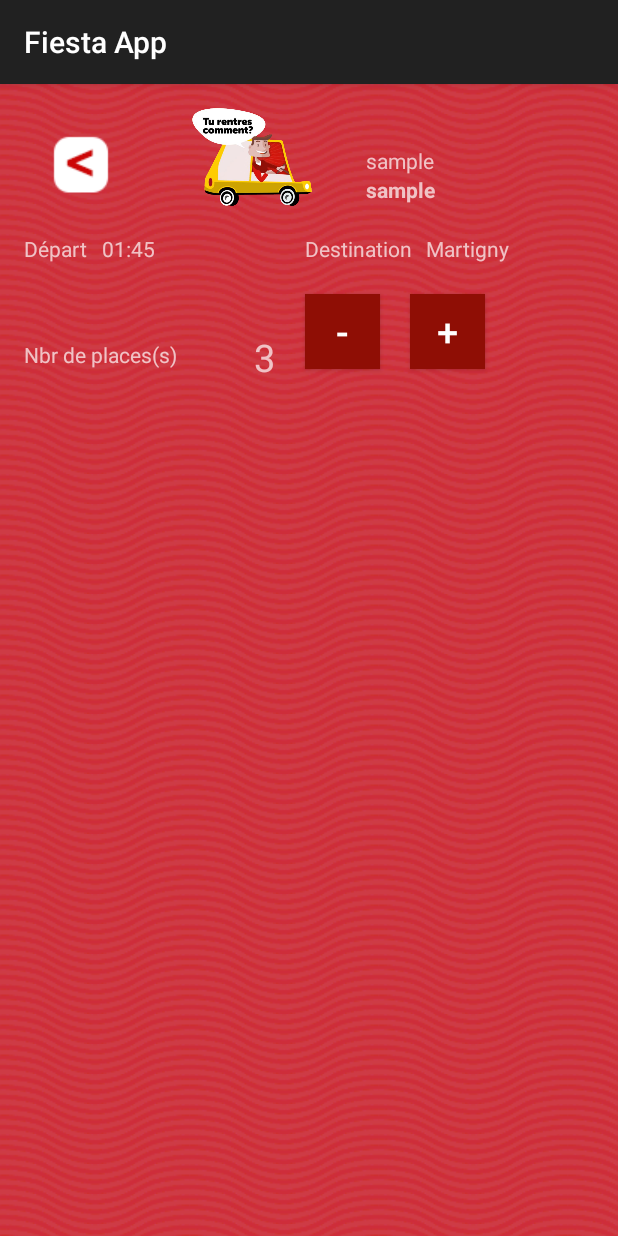
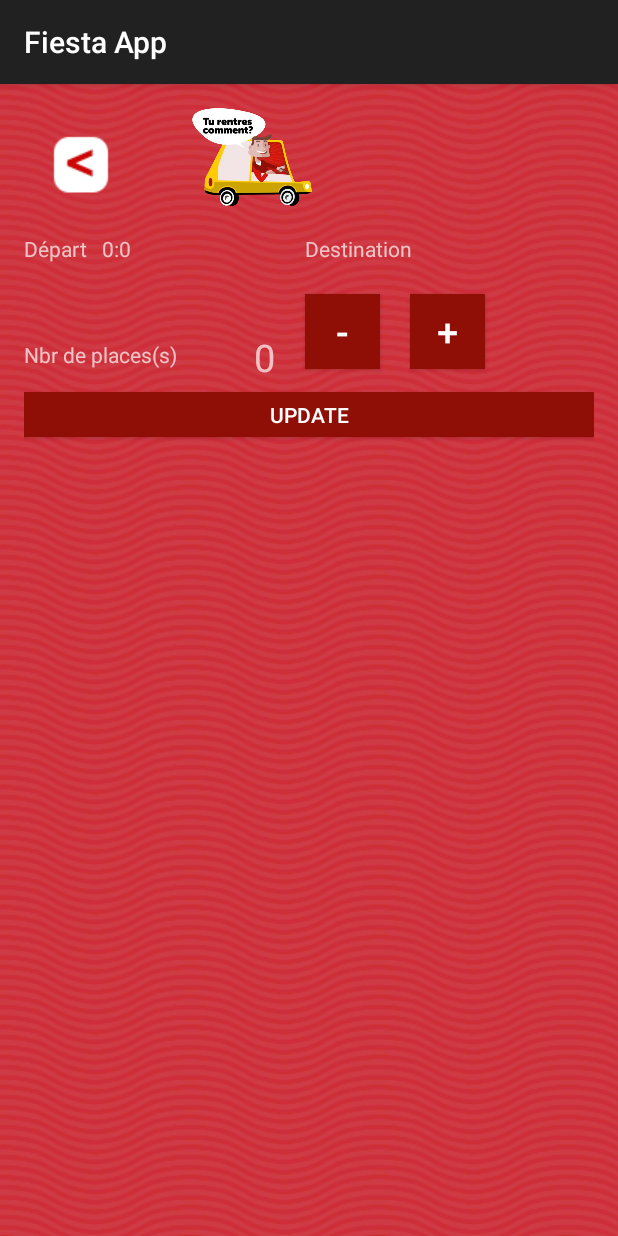
Before and after one commit to benthieu/fiesta, an Android app: the UpdateTransportActivity screen opened directly, with no data from a screen before it, on a phone screen of 412 x 824 dp. Run offline under Robolectric (Android 15) with nearby library versions, the phone set to English and light mode, and no system bars; libraries missing offline, so code that uses them is left out: fiesta.hevs.ch; 7 statements that could not run were skipped.

Commit message:
Logique mise à jour des transports
Ajout de la logique pour la mise à jour des transport.

```diff
--- a/app/src/main/java/fiesta/hevs/ch/myapplication/TransportActivity.java
+++ b/app/src/main/java/fiesta/hevs/ch/myapplication/TransportActivity.java
@@ -147,7 +147,8 @@ public class TransportActivity extends AppCompatActivity implements TransportEnd
             public void onItemClick(AdapterView<?> parent, View view,
                                     int position, long id) {
                 // show order edit/modify of this specific order
-                Intent myIntent = new Intent(TransportActivity.this, InfoTransportActivity.class);
+               // Intent myIntent = new Intent(TransportActivity.this, InfoTransportActivity.class);
+                Intent myIntent = new Intent(TransportActivity.this, UpdateTransportActivity.class);
                 myIntent.putExtra("transport_id", transports.get(position).getId());
                 myIntent.putExtra("driver_name", transports.get(position).getDriver());
                 myIntent.putExtra("transport_hourStart", Integer.toString(transports.get(position).getHourStart()));
@@ -156,6 +157,7 @@ public class TransportActivity extends AppCompatActivity implements TransportEnd
                 myIntent.putExtra("transport_destination", transports.get(position).getDestination());
                 myIntent.putExtra("festival_name", festival_name);
                 myIntent.putExtra("festival_date", festival_date);
+                myIntent.putExtra("festval_id", festival_id);
                 Date formatDate = null;
                 try {
                     formatDate = dateFormatInput.parse(festival_date);
--- a/app/src/main/java/fiesta/hevs/ch/myapplication/UpdateTransportActivity.java
+++ b/app/src/main/java/fiesta/hevs/ch/myapplication/UpdateTransportActivity.java
@@ -7,6 +7,7 @@ import android.support.v4.app.DialogFragment;
 import android.support.v7.app.AppCompatActivity;
 import android.view.View;
 import android.widget.Button;
+import android.widget.ImageButton;
 import android.widget.TextView;
 
 import fiesta.hevs.ch.backend.transportApi.model.Transport;
@@ -14,7 +15,10 @@ import fiesta.hevs.ch.backend.transportApi.model.Transport;
 public class UpdateTransportActivity extends AppCompatActivity implements TransportTimeInterface {
 
     private Transport transport = new Transport();
-    private int numPlace = 3;
+    private int numPlace;
+    private int hour;
+    private int minutes;
+    private ImageButton backButton;
 
     @Override
     protected void onCreate(Bundle savedInstanceState) {
@@ -22,19 +26,39 @@ public class UpdateTransportActivity extends AppCompatActivity implements Transp
         setContentView(R.layout.activity_update_transport);
 
         //Get data from transport
-        //Intent en commentaire provisoirement
-        //Intent myIntent = getIntent();
+
+        Intent fromTransport = getIntent();
+        TextView transport_top_name = (TextView) findViewById(R.id.transport_top_name);
+        TextView transport_top_date = (TextView) findViewById(R.id.transport_top_date);
+        transport_top_name.setText(fromTransport.getStringExtra("festival_name"));
+        transport_top_date.setText(fromTransport.getStringExtra("festival_date"));
+        backButton = (ImageButton) findViewById(R.id.backButton);
+        backButton.setOnClickListener(new View.OnClickListener() {
+            @Override
+            public void onClick(View v) {
+                finish();
+            }
+        });
+
+
+        transport.setId(fromTransport.getLongExtra("transport_id",-1));
         TextView driverLeave = (TextView) findViewById(R.id.driver_leave_update);
-       // driverLeave.setText(myIntent.getStringExtra("hour")+":"+myIntent.getStringExtra("minutes"));
         TextView nbPlaces = (TextView) findViewById(R.id.nb_place_update);
-        //nbPlaces.setText(myIntent.getIntExtra("nb_place",-1));
-        //numPlace = myIntent.getIntExtra("nb_place",-1);
         TextView destination = (TextView) findViewById(R.id.destination_update);
-       // destination.setText(myIntent.getStringExtra("destination"));
+        transport.setDestination(fromTransport.getStringExtra("transport_destination"));
+        transport.setDriver(fromTransport.getStringExtra("driver_name"));
+        transport.setFestivalId(fromTransport.getLongExtra("festval_id", -1));
 
-        driverLeave.setText("01:45");
+        hour = Integer.parseInt(fromTransport.getStringExtra("transport_hourStart"));
+        minutes = Integer.parseInt(fromTransport.getStringExtra("transport_minuteStart"));
+        driverLeave.setText(""+hour+":"+minutes);
+        numPlace = Integer.parseInt(fromTransport.getStringExtra("transport_numFreeSpace"));
         nbPlaces.setText(""+numPlace);
-        destination.setText("Martigny");
+        destination.setText(fromTransport.getStringExtra("transport_destination"));
+        //------------------------------------------------------------------------------------------------------------------------------------
+     /*   driverLeave.setText("01:45");
+        nbPlaces.setText(""+numPlace);
+        destination.setText("Martigny");*/
     }
 
     public void clicDecreaseButton(View v){
@@ -54,6 +78,21 @@ public class UpdateTransportActivity extends AppCompatActivity implements Transp
 
     }
 
+    public void clicSendButton(View v){
+        //Get num free place
+        transport.setNumFreeSpace(this.numPlace);
+        transport.setHourStart(hour);
+        transport.setMinuteStart(minutes);
+        updateTransport();
+
+        Intent endUpdate = new Intent(this, FestivalActivity.class);
+        startActivity(endUpdate);
+    }
+    public void updateTransport(){
+        TransportEndpointsAsyncTask teas = new TransportEndpointsAsyncTask(this.transport);
+        teas.setUpdateTransport(true);
+        teas.execute();
+    }
     public void showTimePickerDialog(View v){
         DialogFragment time = new TimePickerFragment(this);
         time.show(getSupportFragmentManager(), "Time picker");
@@ -61,9 +100,10 @@ public class UpdateTransportActivity extends AppCompatActivity implements Transp
     }
     @Override
     public void setTime(int hour, int minutes) {
-        transport.setHourStart(hour);
-        transport.setMinuteStart(minutes);
+        this.hour=hour;
         TextView driverLeave = (TextView) findViewById(R.id.driver_leave_update);
          driverLeave.setText(""+hour+":"+minutes);
     }
+
+
 }
--- a/app/src/main/res/layout/activity_update_transport.xml
+++ b/app/src/main/res/layout/activity_update_transport.xml
@@ -93,8 +93,6 @@
         android:id="@+id/destination_update"
         android:layout_width="wrap_content"
         android:layout_height="40dp"
-        android:text="Sion"
-
 
         android:layout_alignTop="@+id/destination_textview_update"
         android:layout_toRightOf="@+id/destination_textview_update"
@@ -147,6 +145,19 @@
         android:layout_marginLeft="20dp"
         android:onClick="clicIncreaseButton"/>
 
+    <Button
+        android:layout_width="match_parent"
+        android:layout_height="30dp"
+        android:id="@+id/update_transport"
+        android:text="Update"
+        android:textColor="@color/mainList"
+        android:background="@color/mainListFont"
+        android:textSize="14dp"
+        android:layout_below="@id/increase_places"
+        android:layout_marginTop="15dp"
+
+        android:onClick="clicSendButton"/>
+
 
 
 </RelativeLayout>
```
Also changed, not shown: app/src/main/java/fiesta/hevs/ch/myapplication/TransportEndpointsAsyncTask.java (+16 -4 lines).
